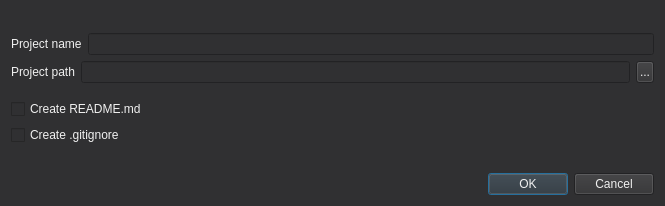
This is src/createprojectdialog.ui in Zemfir4ik/PIDE as Qt 5 draws it before an edit. The edited form follows.
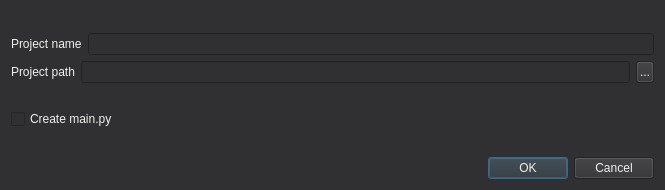
This is the edited form.

Commit message:
src: Update CreateProjectDialog
Replace checkboxes with mainCheckBox, add warningLabel, allow
create project in existing directory.

```diff
--- a/src/createprojectdialog.ui
+++ b/src/createprojectdialog.ui
@@ -7,7 +7,7 @@
     <x>0</x>
     <y>0</y>
     <width>665</width>
-    <height>206</height>
+    <height>190</height>
    </rect>
   </property>
   <property name="windowTitle">
@@ -101,32 +101,28 @@
     </layout>
    </item>
    <item>
-    <spacer name="middleVerticalSpacer">
-     <property name="orientation">
-      <enum>Qt::Vertical</enum>
+    <widget class="QLabel" name="warningLabel">
+     <property name="sizePolicy">
+      <sizepolicy hsizetype="Preferred" vsizetype="Preferred">
+       <horstretch>0</horstretch>
+       <verstretch>0</verstretch>
+      </sizepolicy>
      </property>
-     <property name="sizeType">
-      <enum>QSizePolicy::Fixed</enum>
+     <property name="styleSheet">
+      <string notr="true">color: #E6C2FF;</string>
      </property>
-     <property name="sizeHint" stdset="0">
-      <size>
-       <width>20</width>
-       <height>10</height>
-      </size>
-     </property>
-    </spacer>
-   </item>
-   <item>
-    <widget class="QCheckBox" name="readmeCheckBox">
      <property name="text">
-      <string>Create README.md</string>
+      <string/>
+     </property>
+     <property name="wordWrap">
+      <bool>true</bool>
      </property>
     </widget>
    </item>
    <item>
     <widget class="QCheckBox" name="gitignoreCheckBox">
      <property name="text">
-      <string>Create .gitignore</string>
+      <string>Create main.py</string>
      </property>
     </widget>
    </item>
```
Left out of the diff: 2 changed lines with no effect on the pictures. The commit also changes 3 other files.
